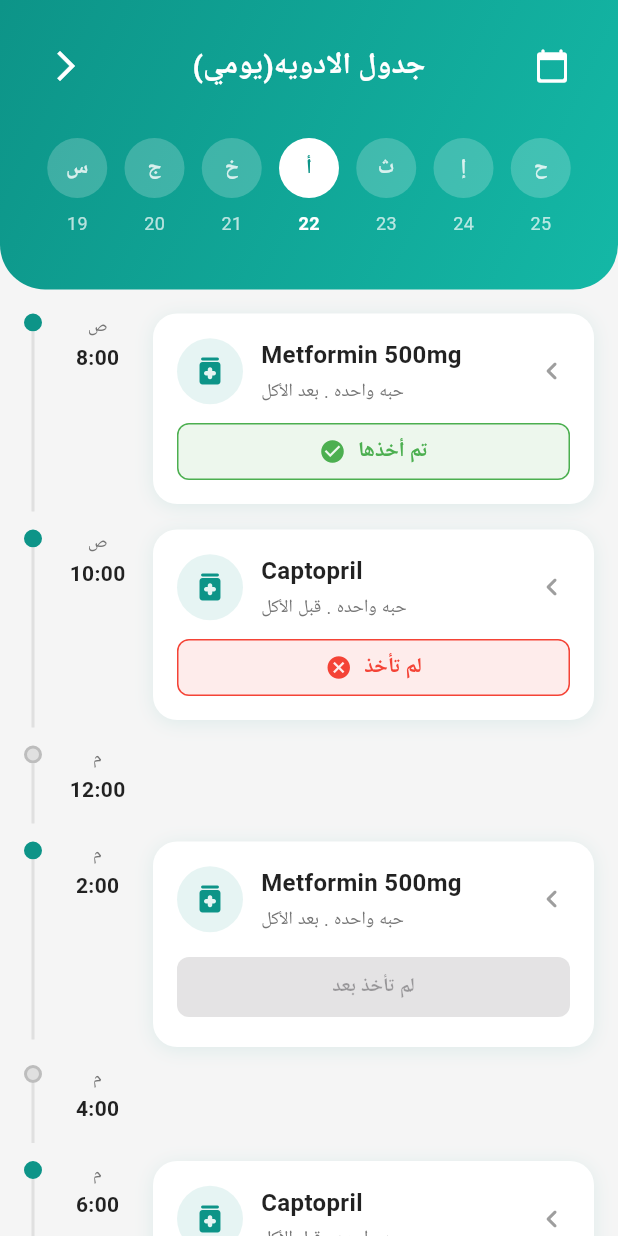
After one commit to anas56u/health-compass, a Flutter app: the MedicationsPage screen opened directly, on a phone screen of 412 x 824 dp. The commit adds this screen. Run offline on Flutter 3.47's test engine with Material 3 defaults, Android fonts, the phone set to English and light mode, and no system bars; our stand-ins replace avatar_glow, bloc, cloud_firestore, equatable, firebase_auth, firebase_core and 15 more; missing offline and left inert: health; accounts and stored records are empty; Roboto replaces fonts that are missing (Tajawal); statements that could not run were skipped.

Commit message:
medication time slot

```diff
--- a/lib/feature/home/presentation/PatientView_body.dart
+++ b/lib/feature/home/presentation/PatientView_body.dart
@@ -13,6 +13,7 @@ import 'package:health_compass/feature/achievements/preesntation/screens/achieve
 import 'package:health_compass/feature/auth/presentation/screen/login_page.dart';
 import 'package:health_compass/feature/chatbot/ui/screens/chat_bot_screen.dart';
 import 'package:health_compass/feature/family_invite/family_invite.dart';
+import 'package:health_compass/feature/medications/pages/medications_page.dart';
 
 class Patientview_body extends StatefulWidget {
   const Patientview_body({super.key});
@@ -27,7 +28,7 @@ class _Patientview_bodyState extends State<Patientview_body> {
 
   final List<Widget> _pages = [
     const HomeContent(),
-    const Center(child: Text("صفحة الأدوية")),
+    const MedicationsPage(),
    const FamilyInvitePage(),
     const SizedBox(),
     const AchievementsPage(),
--- /dev/null
+++ b/lib/feature/medications/pages/medications_page.dart
@@ -0,0 +1,199 @@
+import 'package:flutter/material.dart';
+import 'package:google_fonts/google_fonts.dart';
+import '../widgets/medication_day_selector.dart';
+import '../widgets/medication_time_slot.dart';
+import '../widgets/medication_card.dart';
+
+class MedicationsPage extends StatefulWidget {
+  const MedicationsPage({super.key});
+
+  @override
+  State<MedicationsPage> createState() => _MedicationsPageState();
+}
+
+class _MedicationsPageState extends State<MedicationsPage> {
+  int selectedDayIndex = 3;
+
+  @override
+  Widget build(BuildContext context) {
+    return Scaffold(
+      backgroundColor: const Color(0xFFF5F5F5),
+      body: Column(
+        children: [
+          // Header with gradient
+          Container(
+            padding: const EdgeInsets.all(20),
+            decoration: const BoxDecoration(
+              gradient: LinearGradient(
+                colors: [Color(0xFF0D9488), Color(0xFF14B8A6)],
+                begin: Alignment.topLeft,
+                end: Alignment.bottomRight,
+              ),
+              borderRadius: BorderRadius.only(
+                bottomLeft: Radius.circular(30),
+                bottomRight: Radius.circular(30),
+              ),
+            ),
+            child: SafeArea(
+              child: Column(
+                children: [
+                  Row(
+                    mainAxisAlignment: MainAxisAlignment.spaceBetween,
+                    children: [
+                      IconButton(
+                        onPressed: () => Navigator.pop(context),
+                        icon: const Icon(
+                          Icons.arrow_forward_ios,
+                          color: Colors.white,
+                        ),
+                      ),
+                      Text(
+                        'جدول الادويه(يومي)',
+                        style: GoogleFonts.tajawal(
+                          fontSize: 20,
+                          fontWeight: FontWeight.bold,
+                          color: Colors.white,
+                        ),
+                      ),
+                      IconButton(
+                        onPressed: () {},
+                        icon: const Icon(
+                          Icons.calendar_today_rounded,
+                          color: Colors.white,
+                        ),
+                      ),
+                    ],
+                  ),
+                  const SizedBox(height: 8),
+                  MedicationDaySelector(
+                    selectedIndex: selectedDayIndex,
+                    onDaySelected: (index) {
+                      setState(() {
+                        selectedDayIndex = index;
+                      });
+                    },
+                  ),
+                ],
+              ),
+            ),
+          ),
+          // Medication schedule list
+          Expanded(
+            child: SingleChildScrollView(
+              padding: const EdgeInsets.all(16),
+              child: Column(
+                children: [
+                  _buildTimeSlotWithMedication(
+                    '8:00',
+                    'ص',
+                    const MedicationCard(
+                      medicationName: 'Metformin 500mg',
+                      dosage: 'حبه واحده',
+                      instructions: 'بعد الأكل',
+                      status: MedicationStatus.taken,
+                    ),
+                  ),
+                  _buildTimeSlotWithMedication(
+                    '10:00',
+                    'ص',
+                    const MedicationCard(
+                      medicationName: 'Captopril',
+                      dosage: 'حبه واحده',
+                      instructions: 'قبل الأكل',
+                      status: MedicationStatus.notTaken,
+                    ),
+                  ),
+                  _buildTimeSlotWithMedication('12:00', 'م', null),
+                  _buildTimeSlotWithMedication(
+                    '2:00',
+                    'م',
+                    const MedicationCard(
+                      medicationName: 'Metformin 500mg',
+                      dosage: 'حبه واحده',
+                      instructions: 'بعد الأكل',
+                      status: MedicationStatus.pending,
+                    ),
+                  ),
+                  _buildTimeSlotWithMedication('4:00', 'م', null),
+                  _buildTimeSlotWithMedication(
+                    '6:00',
+                    'م',
+                    const MedicationCard(
+                      medicationName: 'Captopril',
+                      dosage: 'حبه واحده',
+                      instructions: 'قبل الأكل',
+                      status: MedicationStatus.pending,
+                    ),
+                  ),
+                  _buildTimeSlotWithMedication(
+                    '8:00',
+                    'م',
+                    const MedicationCard(
+                      medicationName: 'Glimepiride',
+                      dosage: 'حبه واحده',
+                      instructions: 'قبل النوم',
+                      status: MedicationStatus.pending,
+                    ),
+                  ),
+                  _buildTimeSlotWithMedication('10:00', 'م', null),
+                  _buildTimeSlotWithMedication('12:00', 'ص', null),
+                  const SizedBox(height: 100),
+                ],
+              ),
+            ),
+          ),
+        ],
+      ),
+    );
+  }
+
+  Widget _buildTimeSlotWithMedication(
+    String time,
+    String period,
+    Widget? medication,
+  ) {
+    return Padding(
+      padding: const EdgeInsets.only(bottom: 12),
+      child: Row(
+        crossAxisAlignment: CrossAxisAlignment.start,
+        children: [
+          // Timeline indicator
+          Column(
+            children: [
+              Container(
+                width: 12,
+                height: 12,
+                decoration: BoxDecoration(
+                  color: medication != null
+                      ? const Color(0xFF0D9488)
+                      : Colors.grey[300],
+                  shape: BoxShape.circle,
+                  border: Border.all(
+                    color: medication != null
+                        ? const Color(0xFF0D9488)
+                        : Colors.grey[400]!,
+                    width: 2,
+                  ),
+                ),
+              ),
+              Container(
+                width: 2,
+                height: medication != null ? 120 : 40,
+                color: Colors.grey[300],
+              ),
+            ],
+          ),
+          const SizedBox(width: 12),
+          // Time slot
+          MedicationTimeSlot(time: time, period: period),
+          const SizedBox(width: 12),
+          // Medication card or empty space
+          if (medication != null)
+            Expanded(child: medication)
+          else
+            const Expanded(child: SizedBox()),
+        ],
+      ),
+    );
+  }
+}
--- /dev/null
+++ b/lib/feature/medications/widgets/medication_card.dart
@@ -0,0 +1,172 @@
+import 'package:flutter/material.dart';
+import 'package:google_fonts/google_fonts.dart';
+
+enum MedicationStatus { taken, notTaken, pending }
+
+class MedicationCard extends StatelessWidget {
+  final String medicationName;
+  final String dosage;
+  final String instructions;
+  final MedicationStatus status;
+  final VoidCallback? onTaken;
+  final VoidCallback? onSkipped;
+
+  const MedicationCard({
+    super.key,
+    required this.medicationName,
+    required this.dosage,
+    required this.instructions,
+    this.status = MedicationStatus.pending,
+    this.onTaken,
+    this.onSkipped,
+  });
+
+  @override
+  Widget build(BuildContext context) {
+    return Container(
+      padding: const EdgeInsets.all(16),
+      decoration: BoxDecoration(
+        color: Colors.white,
+        borderRadius: BorderRadius.circular(16),
+        boxShadow: [
+          BoxShadow(
+            color: const Color(0xFF0D9488).withOpacity(0.1),
+            blurRadius: 10,
+            offset: const Offset(0, 2),
+          ),
+        ],
+      ),
+      child: Column(
+        children: [
+          Row(
+            children: [
+              Container(
+                width: 44,
+                height: 44,
+                decoration: BoxDecoration(
+                  color: const Color(0xFF0D9488).withOpacity(0.1),
+                  shape: BoxShape.circle,
+                ),
+                child: const Icon(
+                  Icons.medication_rounded,
+                  color: Color(0xFF0D9488),
+                  size: 24,
+                ),
+              ),
+              const SizedBox(width: 12),
+              Expanded(
+                child: Column(
+                  crossAxisAlignment: CrossAxisAlignment.start,
+                  children: [
+                    Text(
+                      medicationName,
+                      style: GoogleFonts.tajawal(
+                        fontSize: 16,
+                        fontWeight: FontWeight.bold,
+                        color: Colors.black87,
+                      ),
+                    ),
+                    const SizedBox(height: 4),
+                    Text(
+                      '$dosage . $instructions',
+                      style: GoogleFonts.tajawal(
+                        fontSize: 12,
+                        color: Colors.grey[600],
+                      ),
+                    ),
+                  ],
+                ),
+              ),
+              const Icon(
+                Icons.chevron_left_rounded,
+                color: Colors.grey,
+                size: 24,
+              ),
+            ],
+          ),
+          const SizedBox(height: 12),
+          _buildStatusWidget(),
+        ],
+      ),
+    );
+  }
+
+  Widget _buildStatusWidget() {
+    switch (status) {
+      case MedicationStatus.taken:
+        return Container(
+          padding: const EdgeInsets.symmetric(vertical: 8, horizontal: 16),
+          decoration: BoxDecoration(
+            color: Colors.green.withOpacity(0.1),
+            borderRadius: BorderRadius.circular(8),
+            border: Border.all(color: Colors.green, width: 1),
+          ),
+          child: Row(
+            mainAxisAlignment: MainAxisAlignment.center,
+            children: [
+              const Icon(Icons.check_circle, color: Colors.green, size: 18),
+              const SizedBox(width: 8),
+              Text(
+                'تم أخذها',
+                style: GoogleFonts.tajawal(
+                  color: Colors.green,
+                  fontWeight: FontWeight.bold,
+                  fontSize: 14,
+                ),
+              ),
+            ],
+          ),
+        );
+      case MedicationStatus.notTaken:
+        return Container(
+          padding: const EdgeInsets.symmetric(vertical: 8, horizontal: 16),
+          decoration: BoxDecoration(
+            color: Colors.red.withOpacity(0.1),
+            borderRadius: BorderRadius.circular(8),
+            border: Border.all(color: Colors.red, width: 1),
+          ),
+          child: Row(
+            mainAxisAlignment: MainAxisAlignment.center,
+            children: [
+              const Icon(Icons.cancel, color: Colors.red, size: 18),
+              const SizedBox(width: 8),
+              Text(
+                'لم تأخذ',
+                style: GoogleFonts.tajawal(
+                  color: Colors.red,
+                  fontWeight: FontWeight.bold,
+                  fontSize: 14,
+                ),
+              ),
+            ],
+          ),
+        );
+      case MedicationStatus.pending:
+        return Row(
+          children: [
+            Expanded(
+              child: ElevatedButton(
+                onPressed: onSkipped,
+                style: ElevatedButton.styleFrom(
+                  backgroundColor: Colors.grey[200],
+                  foregroundColor: Colors.grey[700],
+                  elevation: 0,
+                  padding: const EdgeInsets.symmetric(vertical: 10),
+                  shape: RoundedRectangleBorder(
+                    borderRadius: BorderRadius.circular(8),
+                  ),
+                ),
+                child: Text(
+                  'لم تأخذ بعد',
+                  style: GoogleFonts.tajawal(
+                    fontSize: 13,
+                    fontWeight: FontWeight.w600,
+                  ),
+                ),
+              ),
+            ),
+          ],
+        );
+    }
+  }
+}
--- /dev/null
+++ b/lib/feature/medications/widgets/medication_day_selector.dart
@@ -0,0 +1,70 @@
+import 'package:flutter/material.dart';
+import 'package:google_fonts/google_fonts.dart';
+
+class MedicationDaySelector extends StatelessWidget {
+  final List<String> days;
+  final List<int> dates;
+  final int selectedIndex;
+  final Function(int)? onDaySelected;
+
+  const MedicationDaySelector({
+    super.key,
+    this.days = const ['س', 'ج', 'خ', 'أ', 'ث', 'إ', 'ح'],
+    this.dates = const [19, 20, 21, 22, 23, 24, 25],
+    this.selectedIndex = 3,
+    this.onDaySelected,
+  });
+
+  @override
+  Widget build(BuildContext context) {
+    return Container(
+      padding: const EdgeInsets.symmetric(vertical: 16),
+      child: Row(
+        mainAxisAlignment: MainAxisAlignment.spaceEvenly,
+        children: List.generate(7, (index) {
+          final isSelected = index == selectedIndex;
+          return GestureDetector(
+            onTap: () => onDaySelected?.call(index),
+            child: Column(
+              children: [
+                Container(
+                  width: 40,
+                  height: 40,
+                  decoration: BoxDecoration(
+                    color: isSelected
+                        ? Colors.white
+                        : Colors.white.withOpacity(0.2),
+                    shape: BoxShape.circle,
+                  ),
+                  child: Center(
+                    child: Text(
+                      days[index],
+                      style: GoogleFonts.tajawal(
+                        color: isSelected
+                            ? const Color(0xFF0D9488)
+                            : Colors.white.withOpacity(0.8),
+                        fontWeight: FontWeight.bold,
+                        fontSize: 14,
+                      ),
+                    ),
+                  ),
+                ),
+                const SizedBox(height: 8),
+                Text(
+                  dates[index].toString(),
+                  style: GoogleFonts.tajawal(
+                    color: isSelected
+                        ? Colors.white
+                        : Colors.white.withOpacity(0.7),
+                    fontWeight: isSelected ? FontWeight.bold : FontWeight.normal,
+                    fontSize: 12,
+                  ),
+                ),
+              ],
+            ),
+          );
+        }),
+      ),
+    );
+  }
+}
--- /dev/null
+++ b/lib/feature/medications/widgets/medication_time_slot.dart
@@ -0,0 +1,42 @@
+import 'package:flutter/material.dart';
+import 'package:google_fonts/google_fonts.dart';
+
+class MedicationTimeSlot extends StatelessWidget {
+  final String time;
+  final String period; // ص للصباح، م للمساء
+
+  const MedicationTimeSlot({
+    super.key,
+    required this.time,
+    this.period = 'ص',
+  });
+
+  @override
+  Widget build(BuildContext context) {
+    return Container(
+      width: 50,
+      child: Column(
+        crossAxisAlignment: CrossAxisAlignment.center,
+        children: [
+          Text(
+            period,
+            style: GoogleFonts.tajawal(
+              fontSize: 12,
+              color: Colors.grey[600],
+              fontWeight: FontWeight.w500,
+            ),
+          ),
+          const SizedBox(height: 2),
+          Text(
+            time,
+            style: GoogleFonts.tajawal(
+              fontSize: 14,
+              color: Colors.black87,
+              fontWeight: FontWeight.bold,
+            ),
+          ),
+        ],
+      ),
+    );
+  }
+}
```
